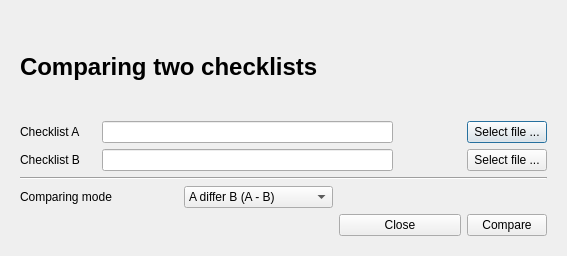
TaiBON/checklister, file src/ui/ui_compare.ui: the form before one commit.
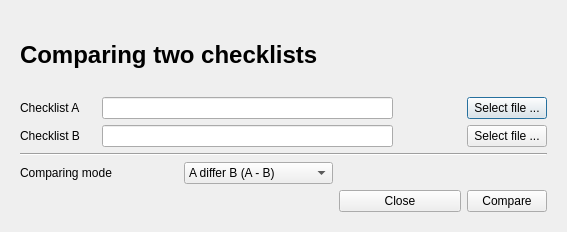
The form after the commit.

```diff
--- a/src/ui/ui_compare.ui
+++ b/src/ui/ui_compare.ui
@@ -7,7 +7,7 @@
     <x>0</x>
     <y>0</y>
     <width>567</width>
-    <height>256</height>
+    <height>232</height>
    </rect>
   </property>
   <property name="windowTitle">
@@ -28,7 +28,7 @@
         <x>0</x>
         <y>0</y>
         <width>543</width>
-        <height>232</height>
+        <height>208</height>
        </rect>
       </property>
       <layout class="QGridLayout" name="gridLayout_2">
```
